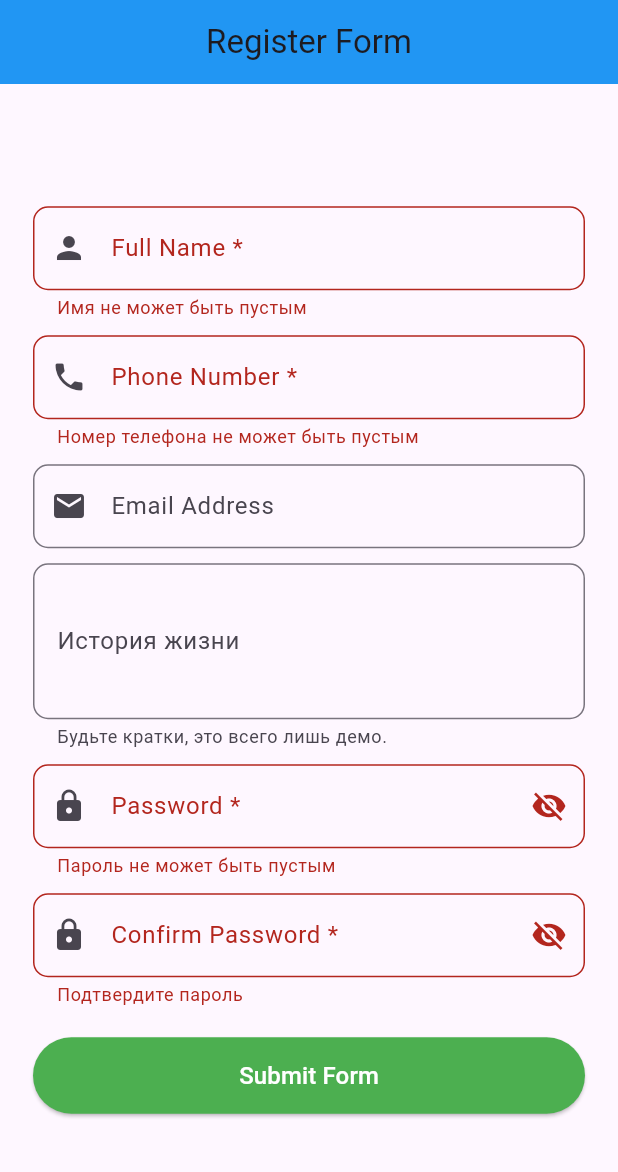
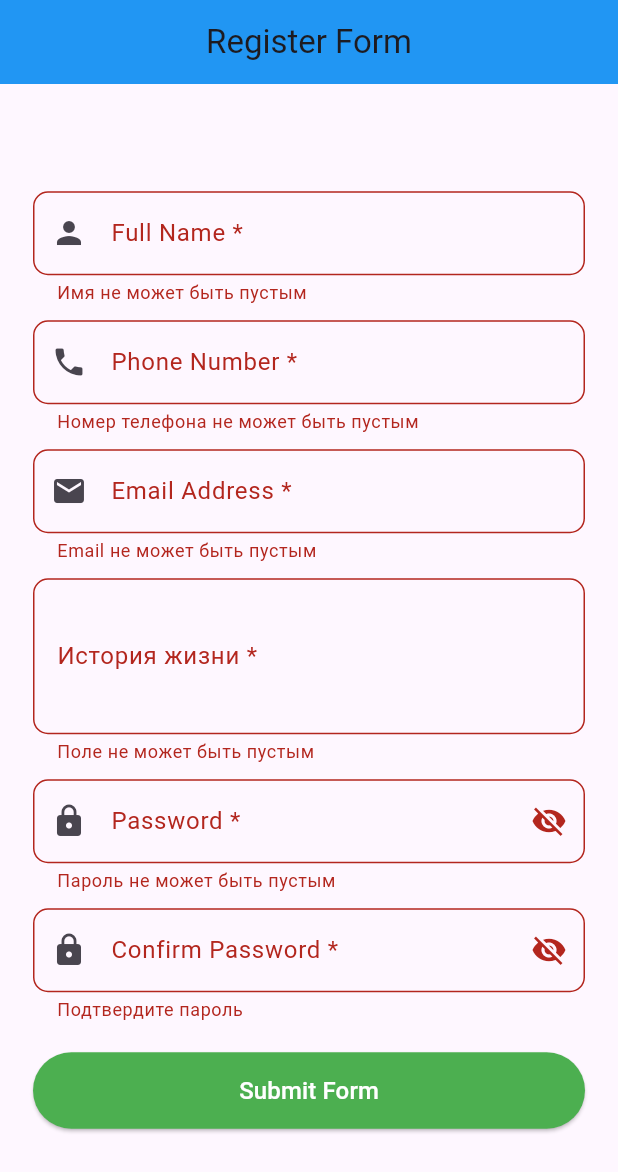
Before and after one commit to Erkanat09/lab_6, a Flutter app: the screen it shows after launch, after a tap on "Submit Form", on a phone screen of 412 x 824 dp. Shown: the top 1172 px of the screen. Run offline on Flutter 3.47's test engine with Material 3 defaults, Android fonts, the phone set to English and light mode, and no system bars.

Commit message:
Добавил валидацию для Full Name и исправил баги

```diff
--- a/lib/pages/registration_page.dart
+++ b/lib/pages/registration_page.dart
@@ -44,7 +44,15 @@ class _RegistrationPageState extends State<RegistrationPage> {
                       controller: _nameController,
                       label: "Full Name *",
                       icon: Icons.person,
-                      validator: (value) => value!.isEmpty ? "Имя не может быть пустым" : null,
+                      validator: (value) {
+                        if (value == null || value.trim().isEmpty) {
+                          return "Имя не может быть пустым";
+                        }
+                        if (value.trim().split(RegExp(r'\s+')).length < 2) {
+                          return "Минимум 2 слова";
+                        }
+                        return null;
+                      },
                     ),
                     const SizedBox(height: 10),
                     _buildTextField(
@@ -57,20 +65,33 @@ class _RegistrationPageState extends State<RegistrationPage> {
                         if (!RegExp(r'^[0-9]+$').hasMatch(value)) return "Разрешены только цифры.";
                         return null;
                       },
-                      helperText: "Phone format: (XXX) XXX-XXXX",
                     ),
                     const SizedBox(height: 10),
                     _buildTextField(
                       controller: _emailController,
-                      label: "Email Address",
+                      label: "Email Address *",
                       icon: Icons.email,
                       keyboardType: TextInputType.emailAddress,
+                      validator: (value) {
+                        if (value == null || value.trim().isEmpty) return "Email не может быть пустым";
+                        if (!RegExp(r'^[^@]+@[^@]+\.[^@]+').hasMatch(value)) return "Без @ нельзя";
+                        return null;
+                      },
                     ),
                     const SizedBox(height: 10),
                     _buildMultilineTextField(
                       controller: _storyController,
-                      label: "История жизни",
-                      helperText: "Будьте кратки, это всего лишь демо.",
+                      label: "История жизни *",
+                      helperText: "Минимум 20 слов",
+                      validator: (value) {
+                        if (value == null || value.trim().isEmpty) {
+                          return "Поле не может быть пустым";
+                        }
+                        if (value.trim().split(RegExp(r'\s+')).length < 20) {
+                          return "История жизни должна содержать хотя бы 20 слов";
+                        }
+                        return null;
+                      },
                     ),
                     const SizedBox(height: 10),
                     _buildPasswordField(
@@ -142,7 +163,6 @@ class _RegistrationPageState extends State<RegistrationPage> {
     IconData? icon,
     TextInputType keyboardType = TextInputType.text,
     String? Function(String?)? validator,
-    String? helperText,
   }) {
     return TextFormField(
       controller: controller,
@@ -151,7 +171,6 @@ class _RegistrationPageState extends State<RegistrationPage> {
         labelText: label,
         prefixIcon: icon != null ? Icon(icon) : null,
         border: OutlineInputBorder(borderRadius: BorderRadius.circular(10)),
-        helperText: helperText,
       ),
       validator: validator,
     );
@@ -187,6 +206,7 @@ class _RegistrationPageState extends State<RegistrationPage> {
   Widget _buildMultilineTextField({
     required TextEditingController controller,
     required String label,
+    String? Function(String?)? validator,
     String? helperText,
   }) {
     return TextFormField(
@@ -197,6 +217,7 @@ class _RegistrationPageState extends State<RegistrationPage> {
         border: OutlineInputBorder(borderRadius: BorderRadius.circular(10)),
         helperText: helperText,
       ),
+      validator: validator,
     );
   }
 }
```
